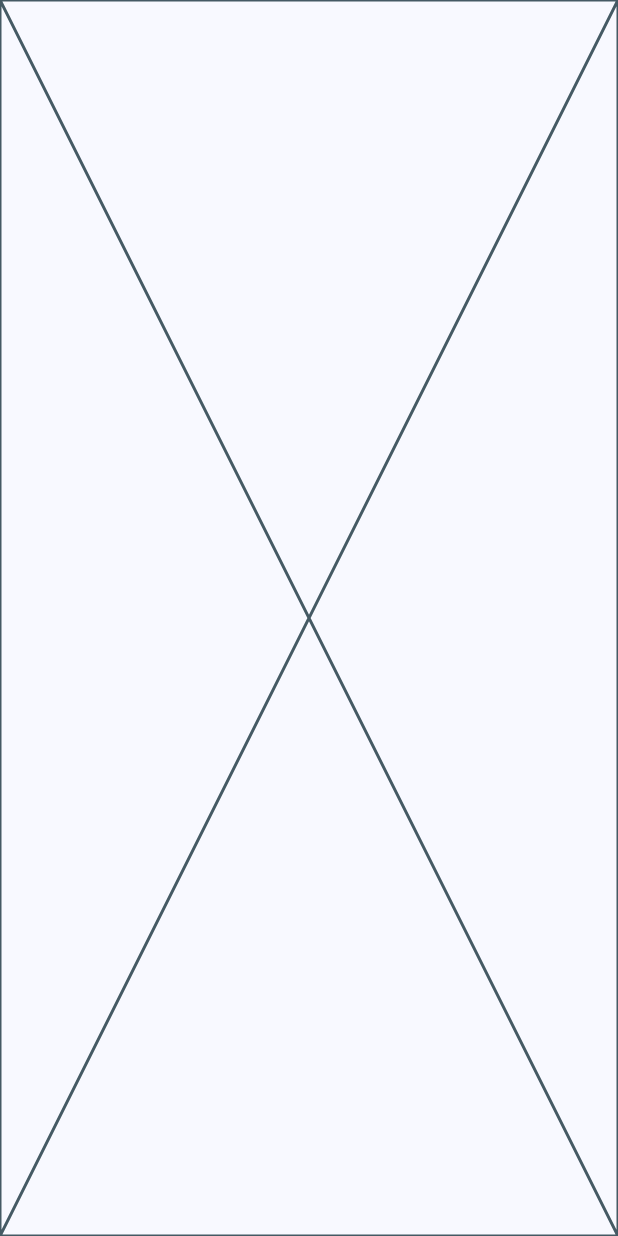
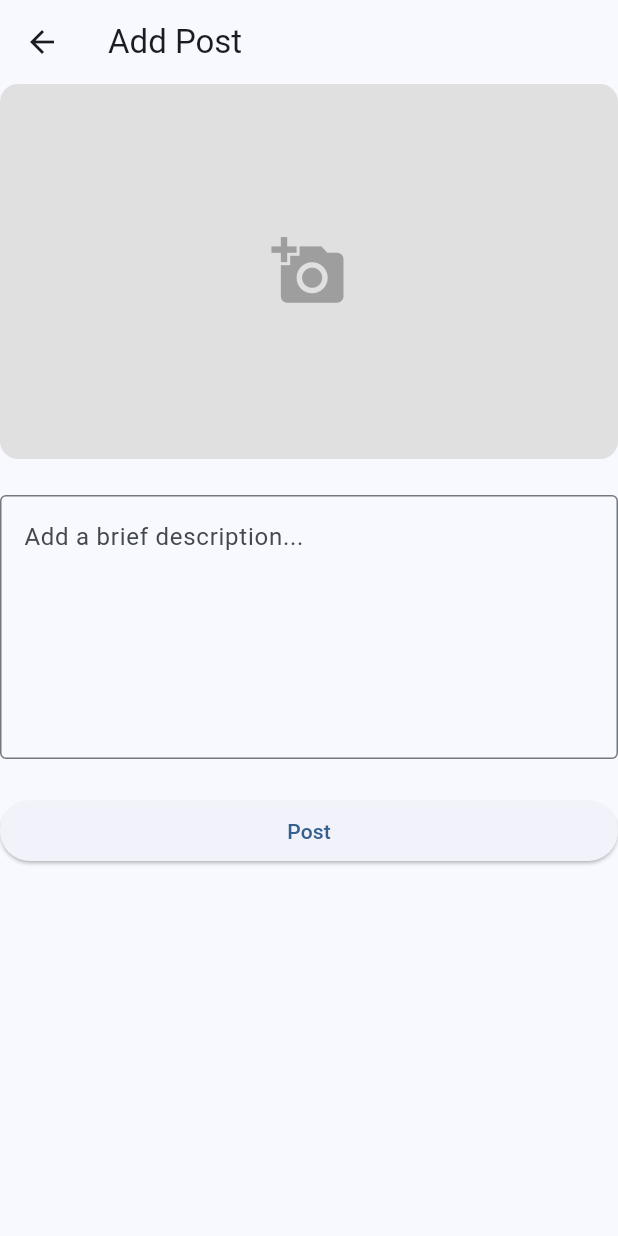
Before and after one commit to art-trnty/PAB_II, a Flutter app: the AddPostScreen screen opened directly, on a phone screen of 412 x 824 dp. Run offline on Flutter 3.47's test engine with Material 3 defaults, Android fonts, the phone set to English and light mode, and no system bars; our stand-ins replace cloud_firestore, firebase_auth, firebase_core, firebase_database, flutter_image_compress, geolocator and 4 more; missing offline and left inert: firebase_app_check; accounts and stored records are empty.

Commit message:
Update Files

```diff
--- a/fasum/lib/screens/AddPost.dart
+++ b/fasum/lib/screens/AddPost.dart
@@ -11,7 +11,6 @@ import 'package:shimmer/shimmer.dart';
 
 class AddPostScreen extends StatefulWidget {
   const AddPostScreen({super.key});
-
   @override
   State<AddPostScreen> createState() => _AddPostScreenState();
 }
@@ -23,28 +22,10 @@ class _AddPostScreenState extends State<AddPostScreen> {
   final ImagePicker _picker = ImagePicker();
   bool _isUploading = false;
   double? _latitude;
-  double? _longtitude;
+  double? _longitude;
   String? _aiCategory;
   String? _aiDescription;
   bool _isGenerating = false;
-
-  Future<void> _compressAndEncodeImage() async {
-    if (_image == null) return;
-
-    try {
-    final CompressedImage = await FlutterImageCompress.compressWithFile(
-    _image!.path,
-    quality: 50,
-    );
-
-    if (CompressedImage == null) return;
-
-    setState((){
-    _base64Image = base64Encode(CompressedImage);
-    });
-    }catch(e){}
-  }
-
   Future<void> _pickImage(ImageSource source) async {
     try {
       final pickedFile = await _picker.pickImage(source: source);
@@ -56,7 +37,7 @@ class _AddPostScreenState extends State<AddPostScreen> {
           _descriptionController.clear();
         });
         await _compressAndEncodeImage();
-        // await _generateDescriptionWithAi();
+// await _generateDescriptionWithAI();
       }
     } catch (e) {
       if (mounted) {
@@ -67,8 +48,113 @@ class _AddPostScreenState extends State<AddPostScreen> {
     }
   }
 
+  Future<void> _compressAndEncodeImage() async {
+    if (_image == null) return;
+    try {
+      final compressedImage = await FlutterImageCompress.compressWithFile(
+        _image!.path,
+        quality: 50,
+      );
+      if (compressedImage == null) return;
+      setState(() {
+        _base64Image = base64Encode(compressedImage);
+      });
+    } catch (e) {
+      if (mounted) {
+        ScaffoldMessenger.of(
+          context,
+        ).showSnackBar(SnackBar(content: Text('Failed to compress image:$e')));
+      }
+    }
+  }
+
+  void _showImageSourceDialog() {
+    showModalBottomSheet(
+      context: context,
+      builder: (BuildContext context) {
+        return SafeArea(
+          child: Wrap(
+            children: <Widget>[
+              ListTile(
+                leading: const Icon(Icons.camera_alt),
+                title: const Text('Take a picture'),
+                onTap: () {
+                  Navigator.pop(context);
+                  _pickImage(ImageSource.camera);
+                },
+              ),
+              ListTile(
+                leading: const Icon(Icons.photo_library),
+                title: const Text('Choose from gallery'),
+                onTap: () {
+                  Navigator.pop(context);
+                  _pickImage(ImageSource.gallery);
+                },
+              ),
+              ListTile(
+                leading: const Icon(Icons.cancel),
+                title: const Text('Cancel'),
+                onTap: () => Navigator.pop(context),
+              ),
+            ],
+          ),
+        );
+      },
+    );
+  }
+
   @override
   Widget build(BuildContext context) {
-    return const Placeholder();
+    return Scaffold(
+      appBar: AppBar(title: Text('Add Post')),
+      body: SingleChildScrollView(
+        child: Column(
+          crossAxisAlignment: CrossAxisAlignment.stretch,
+          children: [
+            GestureDetector(
+              onTap: _showImageSourceDialog,
+              child: Container(
+                height: 250,
+                decoration: BoxDecoration(
+                  color: Colors.grey[300],
+                  borderRadius: BorderRadius.circular(12),
+                ),
+                child: _image != null
+                    ? ClipRRect(
+                        borderRadius: BorderRadius.circular(12),
+                        child: Image.file(
+                          _image!,
+                          height: 250,
+                          width: double.infinity,
+                          fit: BoxFit.cover,
+                        ),
+                      )
+                    : const Center(
+                        child: Icon(
+                          Icons.add_a_photo,
+                          size: 50,
+                          color: Colors.grey,
+                        ),
+                      ),
+              ),
+            ),
+            SizedBox(height: 24),
+            TextField(
+              controller: _descriptionController,
+              textCapitalization: TextCapitalization.sentences,
+              maxLines: 6,
+              decoration: const InputDecoration(
+                hintText: 'Add a brief description...',
+                border: OutlineInputBorder(),
+              ),
+            ),
+            SizedBox(
+              height: 24,
+            ),
+            ElevatedButton(onPressed: () {}, child: Text('Post')),
+          ],
+        ),
+      ),
+    );
   }
 }
```
Also changed, not shown: fasum/pubspec.lock.
